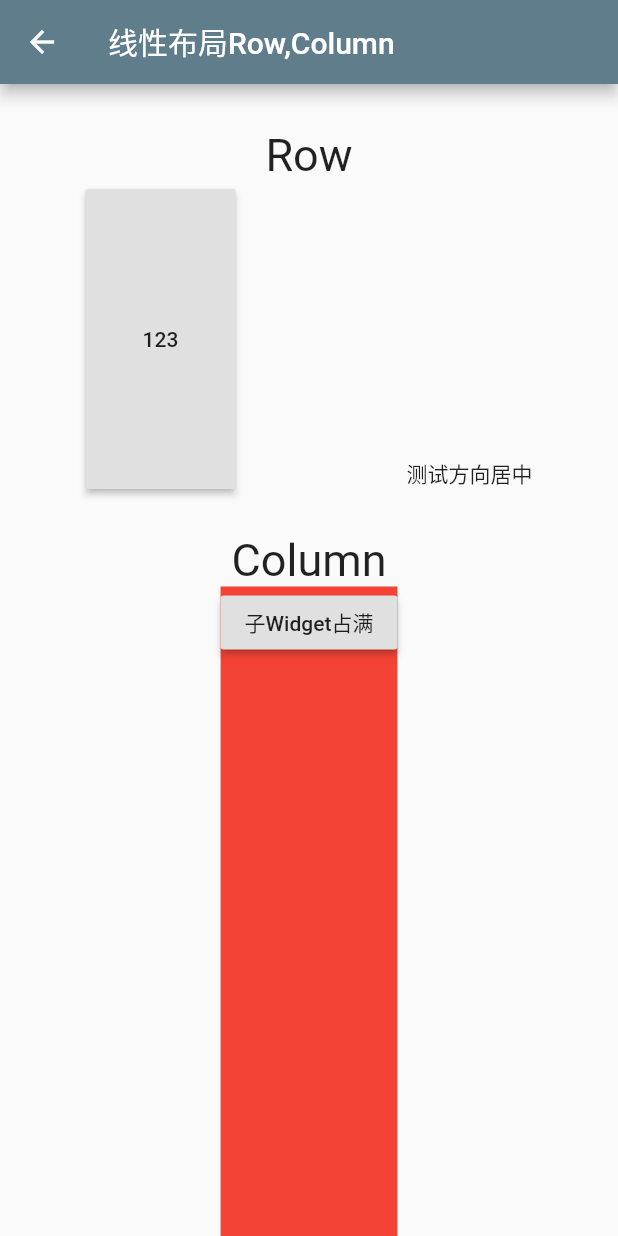
After one commit to Petterpx/FlutterQuickExample, a Flutter app: the LayoutWidgetsList screen opened directly, after a tap on "线性布局Row,Column", on a phone screen of 412 x 824 dp. The commit adds this screen. Run offline on Flutter 3.47's test engine with Material 2 defaults, Android fonts, the phone set to English and light mode, and no system bars; our stand-ins replace fluttertoast; missing offline and left inert: dart:ffi, dart:html, simple_logger.

Commit message:
feat:add row and column.update doc

```diff
--- a/lib/example/basis_widgets/title_widget.dart
+++ b/lib/example/basis_widgets/title_widget.dart
@@ -1,3 +1,5 @@
+import 'dart:ffi';
+
 import 'package:flutter/cupertino.dart';
 
 /// 一个增加了title的Widget */
@@ -5,26 +7,31 @@ import 'package:flutter/cupertino.dart';
 class TitleWidget extends StatelessWidget {
   late Widget widget;
   late String title;
-  var sizeBox = 30.0;
+  var sizeBox;
+  late double fontSize;
 
   TitleWidget(
-      {Key? key, required String title, required Widget widget, sizeBox = 30.0})
+      {Key? key,
+      required String title,
+      required Widget widget,
+      sizeBox = 30.0,
+      double fontSize = 16.0})
       : super(key: key) {
     this.sizeBox = sizeBox;
     this.title = title;
     this.widget = widget;
+    this.fontSize = fontSize;
   }
 
   @override
-  Widget build(BuildContext context) =>
-      Column(
+  Widget build(BuildContext context) => Column(
         children: <Widget>[
           SizedBox(
             height: sizeBox,
           ),
           Text(
             title,
-            style: TextStyle(fontSize: 16),
+            style: TextStyle(fontSize: this.fontSize),
           ),
           SizedBox(
             height: 5,
--- /dev/null
+++ b/lib/example/layout_widgets.dart
@@ -0,0 +1,17 @@
+import 'package:cloud_flutter_app/example/layout_widgets/row_widget.dart';
+import 'package:cloud_flutter_app/utils/util_view.dart';
+import 'package:flutter/cupertino.dart';
+import 'package:flutter/material.dart';
+
+class LayoutWidgetsList extends StatelessWidget {
+  @override
+  Widget build(BuildContext context) => Scaffold(
+        appBar: AppBar(title: Text("布局类组件")),
+        body: Column(
+          children: [
+            showSampleStateFulWidget(
+                context, "线性布局Row,Column", RowWidget())
+          ],
+        ),
+      );
+}
--- /dev/null
+++ b/lib/example/layout_widgets/row_widget.dart
@@ -0,0 +1,57 @@
+import 'package:cloud_flutter_app/example/basis_widgets/title_widget.dart';
+import 'package:cloud_flutter_app/utils/widget_text_to_box.dart';
+import 'package:flutter/cupertino.dart';
+import 'package:flutter/material.dart';
+
+/// Row -> 横向LayoutWidget */
+class RowWidget extends StatelessWidget {
+  @override
+  Widget build(BuildContext context) => Column(
+        children: [
+          TitleWidget(
+              title: "Row",
+              fontSize: 30,
+              widget: Row(
+                //文本文字从左到右，默认按照当前语言而定
+                textDirection: TextDirection.ltr,
+                //横向占用空间大小，max最大，min自适应
+                mainAxisSize: MainAxisSize.max,
+                //子widget对其方式，min时无意义，max时，center[居中].xxxx
+                mainAxisAlignment: MainAxisAlignment.spaceAround,
+                //垂直对其方向，默认down,即从上到下。[注意这里的垂直指的不是多行，而是根据Widget不同的大小而导致的落差时的垂直对其]
+                verticalDirection: VerticalDirection.up,
+                //子Widget在横轴的对其方式，
+                crossAxisAlignment: CrossAxisAlignment.start,
+                children: [
+                  SizedBox(
+                    height: 200,
+                    width: 100,
+                    child: RaisedButton(
+                      onPressed: () {},
+                      child: Text("123"),
+                    ),
+                  ),
+                  Text("测试方向居中")
+                ],
+              )),
+          TextToBoxWidget(title: "Column",fontSize: 30.0,),
+          // TODO: 2020/12/27 在Column嵌套的情况下，内部Column尽管是max,但也无法充满屏幕，这个时候就可以使用Expand
+          Expanded(
+            child: Container(
+              color: Colors.red,
+              child: Column(
+                mainAxisSize: MainAxisSize.max,
+                children: [
+                  SizedBox(
+                    child: RaisedButton(
+                      onPressed: () {},
+                      child: Text("子Widget占满"),
+                    ),
+                  ),
+                ],
+              ),
+            ),
+          ),
+        ],
+      );
+}
--- a/lib/main.dart
+++ b/lib/main.dart
@@ -1,5 +1,6 @@
 // @dart=2.9
 import 'dart:async';
+import 'package:cloud_flutter_app/example/layout_widgets.dart';
 import 'package:cloud_flutter_app/test/test_form_widget.dart';
 import 'package:cloud_flutter_app/utils/util_view.dart';
 import 'package:flutter/cupertino.dart';
@@ -44,6 +45,7 @@ class _ListViewState extends State {
           showButtonToPush(context, "State生命周期", StateLifecycleWidget()),
           showButtonToPush(context, "状态管理", StatusManager()),
           showButtonToPush(context, "常见Widget", BasisWidgetList()),
+          showButtonToPush(context, "布局类组件", LayoutWidgetsList()),
         ],
       ));
 
```
Also changed, not shown: 1 other file.
